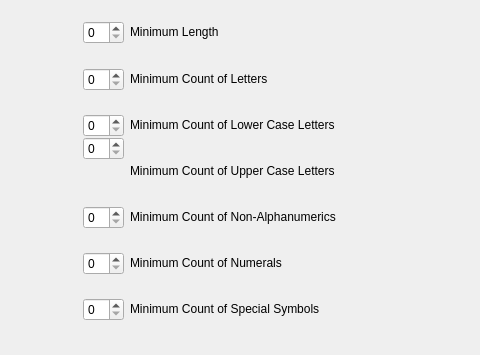
Old version of the form FWAdminLib/PolicyEditor/GooglePolicyEditor/GooglePasswordRequirementsForm.ui in the repository fw-dev/translations; both pictures show x 0 to 480 and y 263 to 618 of the 632 by 618 pixel window.
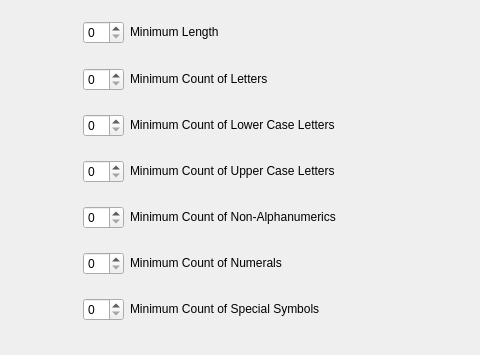
New version of the form.

What changed in the file:
```diff
--- a/FWAdminLib/PolicyEditor/GooglePolicyEditor/GooglePasswordRequirementsForm.ui
+++ b/FWAdminLib/PolicyEditor/GooglePolicyEditor/GooglePasswordRequirementsForm.ui
@@ -364,7 +364,7 @@
      </property>
     </widget>
    </item>
-   <item row="17" column="0">
+   <item row="18" column="0">
     <widget class="QSpinBox" name="frm_passwordMinimumUpperCase"/>
    </item>
    <item row="18" column="1">
```
